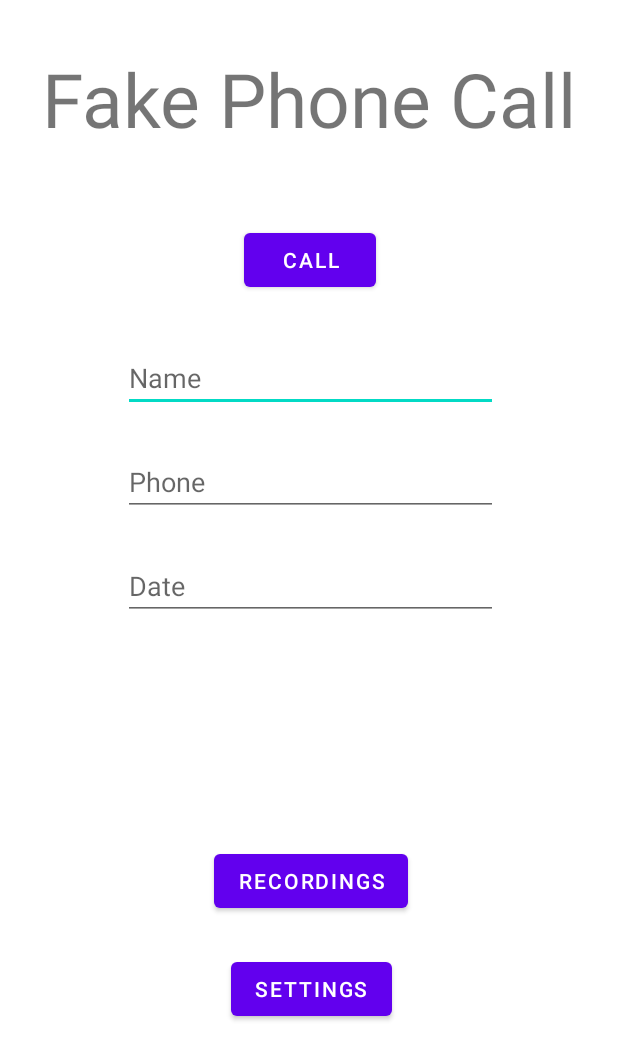
After one commit to redeem4/Care_Corner, an Android app: the layout fake_phone_call_menu_activity.xml on its own in the app's theme, with its tools: preview values and no code run, on a phone screen of 412 x 824 dp. The commit adds this screen. Shown: the top 1060 px of the screen. Run offline under Robolectric (Android 15) with nearby library versions, the phone set to English and light mode, and no system bars.

Commit message:
Add Fake Phone Call Menu and placeholder files for its functionality
The menu is done yet (variables need to be renamed, added functionality, etc.), but I thought I would commit what has been done so far.

```diff
--- /dev/null
+++ b/care-corner-mobile/app/src/main/java/com/carecorner/Fake_Phone_Call_Activity.java
@@ -0,0 +1,14 @@
+package com.carecorner;
+
+import androidx.appcompat.app.AppCompatActivity;
+
+import android.os.Bundle;
+
+public class Fake_Phone_Call_Activity extends AppCompatActivity {
+
+    @Override
+    protected void onCreate(Bundle savedInstanceState) {
+        super.onCreate(savedInstanceState);
+        setContentView(R.layout.fake_phone_call_activity);
+    }
+}
--- /dev/null
+++ b/care-corner-mobile/app/src/main/java/com/carecorner/Fake_Phone_Call_Menu_Activity.java
@@ -0,0 +1,14 @@
+package com.carecorner;
+
+import androidx.appcompat.app.AppCompatActivity;
+
+import android.os.Bundle;
+
+public class Fake_Phone_Call_Menu_Activity extends AppCompatActivity {
+
+    @Override
+    protected void onCreate(Bundle savedInstanceState) {
+        super.onCreate(savedInstanceState);
+        setContentView(R.layout.fake_phone_call_menu_activity);
+    }
+}
--- /dev/null
+++ b/care-corner-mobile/app/src/main/res/layout/fake_phone_call_activity.xml
@@ -0,0 +1,9 @@
+<?xml version="1.0" encoding="utf-8"?>
+<androidx.constraintlayout.widget.ConstraintLayout xmlns:android="http://schemas.android.com/apk/res/android"
+    xmlns:app="http://schemas.android.com/apk/res-auto"
+    xmlns:tools="http://schemas.android.com/tools"
+    android:layout_width="match_parent"
+    android:layout_height="match_parent"
+    tools:context=".Fake_Phone_Call_Activity">
+
+</androidx.constraintlayout.widget.ConstraintLayout>
--- /dev/null
+++ b/care-corner-mobile/app/src/main/res/layout/fake_phone_call_menu_activity.xml
@@ -0,0 +1,83 @@
+<?xml version="1.0" encoding="utf-8"?>
+<androidx.constraintlayout.widget.ConstraintLayout xmlns:android="http://schemas.android.com/apk/res/android"
+    xmlns:app="http://schemas.android.com/apk/res-auto"
+    xmlns:tools="http://schemas.android.com/tools"
+    android:layout_width="match_parent"
+    android:layout_height="match_parent"
+    tools:context=".Fake_Phone_Call_Menu_Activity">
+
+    <TextView
+        android:id="@+id/textView"
+        android:layout_width="wrap_content"
+        android:layout_height="wrap_content"
+        android:layout_marginTop="32dp"
+        android:text="@string/fake_phone_call"
+        android:textSize="50sp"
+        app:layout_constraintEnd_toEndOf="parent"
+        app:layout_constraintStart_toStartOf="parent"
+        app:layout_constraintTop_toTopOf="parent" />
+
+    <Button
+        android:id="@+id/button"
+        android:layout_width="wrap_content"
+        android:layout_height="wrap_content"
+        android:layout_marginTop="50dp"
+        android:text="@string/call"
+        app:layout_constraintEnd_toEndOf="@+id/textView"
+        app:layout_constraintStart_toStartOf="@+id/textView"
+        app:layout_constraintTop_toBottomOf="@+id/textView" />
+
+    <Button
+        android:id="@+id/button2"
+        android:layout_width="wrap_content"
+        android:layout_height="wrap_content"
+        android:layout_marginTop="150dp"
+        android:text="@string/recordings"
+        app:layout_constraintEnd_toEndOf="@+id/editText3"
+        app:layout_constraintStart_toStartOf="@+id/editText3"
+        app:layout_constraintTop_toBottomOf="@+id/editText3" />
+
+    <Button
+        android:id="@+id/button3"
+        android:layout_width="wrap_content"
+        android:layout_height="wrap_content"
+        android:layout_marginTop="24dp"
+        android:text="@string/settings"
+        app:layout_constraintEnd_toEndOf="@+id/button2"
+        app:layout_constraintStart_toStartOf="@+id/button2"
+        app:layout_constraintTop_toBottomOf="@+id/button2" />
+
+    <EditText
+        android:id="@+id/editText"
+        android:layout_width="250dp"
+        android:layout_height="wrap_content"
+        android:layout_marginTop="32dp"
+        app:layout_constraintEnd_toEndOf="@+id/button"
+        app:layout_constraintStart_toStartOf="@+id/button"
+        app:layout_constraintTop_toBottomOf="@+id/button"
+        android:hint="@string/name"
+        android:inputType="text" />
+
+    <EditText
+        android:id="@+id/editText2"
+        android:layout_width="250dp"
+        android:layout_height="wrap_content"
+        android:layout_marginTop="24dp"
+        app:layout_constraintEnd_toEndOf="@+id/editText"
+        app:layout_constraintStart_toStartOf="@+id/editText"
+        app:layout_constraintTop_toBottomOf="@+id/editText"
+        android:hint="@string/phone"
+        android:inputType="phone" />
+
+    <EditText
+        android:id="@+id/editText3"
+        android:layout_width="250dp"
+        android:layout_height="wrap_content"
+        android:layout_marginTop="24dp"
+        app:layout_constraintEnd_toEndOf="@+id/editText2"
+        app:layout_constraintStart_toStartOf="@+id/editText2"
+        app:layout_constraintTop_toBottomOf="@+id/editText2"
+        android:hint="@string/date"
+        android:inputType="date" />
+
+</androidx.constraintlayout.widget.ConstraintLayout>
--- a/care-corner-mobile/app/src/main/res/values/strings.xml
+++ b/care-corner-mobile/app/src/main/res/values/strings.xml
@@ -17,4 +17,11 @@
     <string name="start_walk">Start Walk</string>
     <string name="journal">Journal</string>
     <string name="reporting_assistance">Reporting Assistance</string>
+    <string name="fake_phone_call">Fake Phone Call</string>
+    <string name="call">Call</string>
+    <string name="recordings">Recordings</string>
+    <string name="settings">Settings</string>
+    <string name="name">Name</string>
+    <string name="phone">Phone</string>
+    <string name="date">Date</string>
 </resources>
```
